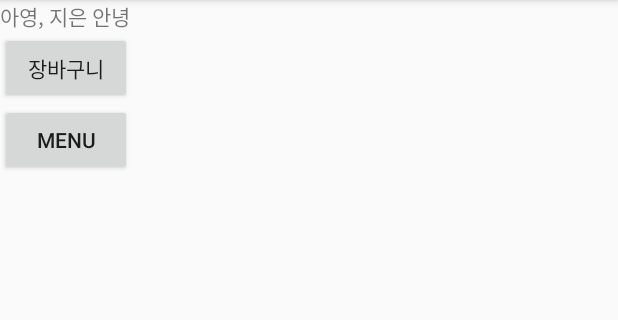
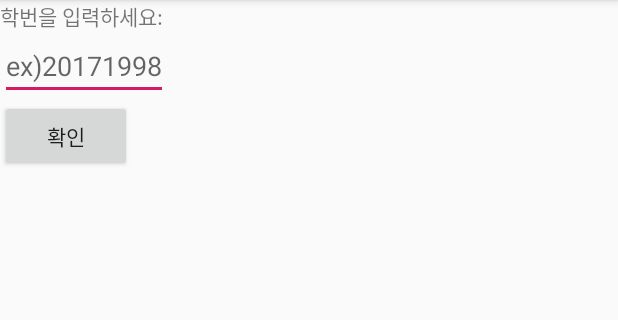
Before and after one commit to jychoi-97/HakJu, an Android app: the MainActivity screen opened directly, with no data from a screen before it, on a phone screen of 412 x 824 dp, the part 84-404 px from its top. Run offline under Robolectric (Android 15) with nearby library versions, the phone set to English and light mode, and no system bars.

Commit message:
메뉴 추가3

```diff
--- a/app/src/main/java/com/example/hakju/MainActivity.java
+++ b/app/src/main/java/com/example/hakju/MainActivity.java
@@ -1,37 +1,81 @@
 package com.example.hakju;
 
+
+import android.content.Context;
 import android.content.Intent;
+import android.content.SharedPreferences;
 import android.support.v7.app.AppCompatActivity;
 import android.os.Bundle;
 import android.view.View;
 import android.widget.Button;
+import android.widget.EditText;
+import android.widget.Toast;
 
 public class MainActivity extends AppCompatActivity {
+
+    public EditText editText;
+//    public String studentId;
+//    SharedPreferences pref;
+//    SharedPreferences.Editor editor;
+
+
+
+
+
 
     @Override
     protected void onCreate(Bundle savedInstanceState) {
         super.onCreate(savedInstanceState);
         setContentView(R.layout.activity_main);
 
-        Button button = (Button) findViewById(R.id.toCart);
-        button.setOnClickListener(new View.OnClickListener(){
+        editText = findViewById(R.id.studentId);
+//        pref = getSharedPreferences("pref", MODE_PRIVATE);
+//        editor= pref.edit();
 
+//        sp = getSharedPreferences("shared", MODE_PRIVATE);
+//        SharedPreferences.Editor editor = sp.edit();
+//        editor.putString("data", editText.getText().toString());
+//        editor.commit();
+
+//        studentId = editText.getText().toString();
+
+        Button button1 = (Button) findViewById(R.id.toMenu);
+        button1.setOnClickListener(new View.OnClickListener(){
             @Override
             public void onClick(View v){
-                Intent intent = new Intent(getApplicationContext(), cart.class);
+//                editor.putString("userID", editText.getText().toString());
+//                editor.commit();
+                Toast.makeText(MainActivity.this, editText.getText().toString(), Toast.LENGTH_SHORT).show();
+                Intent intent = new Intent(getApplicationContext(), menu.class);
+                intent.putExtra("StudentID", editText.getText().toString());
                 startActivity(intent);
-            }
-        });
 
-        Button button1 = (Button) findViewById(R.id.mn);
-        button1.setOnClickListener(new View.OnClickListener(){
 
-            @Override
-            public void onClick(View v){
-                Intent int1 = new Intent(getApplicationContext(), menu.class);
-                startActivity(int1);
             }
         });
 
     }
+//    private void getPreferences(){
+//        SharedPreferences pref = getSharedPreferences("pref", MODE_PRIVATE);
+//        pref.getString("hi", "");
+//        String a = pref.getString("key1", "");
+//        Toast.makeText(this, a, Toast.LENGTH_LONG).show();
+//
+//
+//    }
+
+
+
+//
+//    private void savePreferences(){
+//
+//        editor.putString("userID", editText.getText().toString());
+//        editor.commit();
+//    }
+
+
+
+
+
+
 }
--- a/app/src/main/java/com/example/hakju/MenuData.java
+++ b/app/src/main/java/com/example/hakju/MenuData.java
@@ -1,16 +1,19 @@
 package com.example.hakju;
 
 public class MenuData {
+    public String studentId;
     public String productName;
     public int productNum;
+    public int total;
 
     public MenuData(){
 
     }
 
-    public MenuData(String productName, int productNum){
+    public MenuData(String productName, int productNum, int total){
         this.productName = productName;
         this.productNum = productNum;
+        this.total = total;
     }
 
 }
--- a/app/src/main/res/layout/activity_main.xml
+++ b/app/src/main/res/layout/activity_main.xml
@@ -11,18 +11,19 @@
     <TextView
     android:layout_width="wrap_content"
     android:layout_height="wrap_content"
-    android:text="아영, 지은 안녕" />
+    android:text="학번을 입력하세요:" />
+
+    <EditText
+        android:layout_width="wrap_content"
+        android:layout_height="wrap_content"
+        android:hint="ex)20171998"
+
+        android:id="@+id/studentId"/>
 
     <Button
         android:layout_width="wrap_content"
         android:layout_height="wrap_content"
-        android:text="장바구니"
-        android:id="@+id/toCart"/>
-
-    <Button
-        android:layout_width="wrap_content"
-        android:layout_height="wrap_content"
-        android:text="menu"
-        android:id="@+id/mn"/>
+        android:text="확인"
+        android:id="@+id/toMenu"/>
 
 </LinearLayout>
--- a/app/src/main/res/layout/activity_menu.xml
+++ b/app/src/main/res/layout/activity_menu.xml
@@ -188,6 +188,12 @@
                     android:text="결제하기" />
 
             </LinearLayout>
+
+            <TextView
+                android:layout_width="wrap_content"
+                android:layout_height="wrap_content"
+                android:id="@+id/totalPrice"/>
+
         </LinearLayout>
     </SlidingDrawer>
 
```
Also changed, not shown: app/src/main/java/com/example/hakju/menu.java (+38 -8 lines), app/src/main/res/values/arrays.xml (+7 -0 lines).
